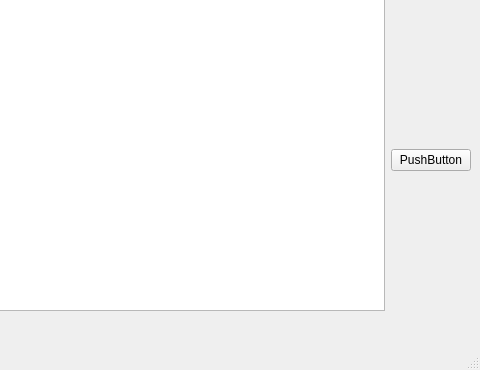
neutrons/PyVDrive, file ui/ui_GPPlot.ui: the form before one commit; both pictures show x 699 to 1179 and y 439 to 809 of the 1179 by 809 pixel window.
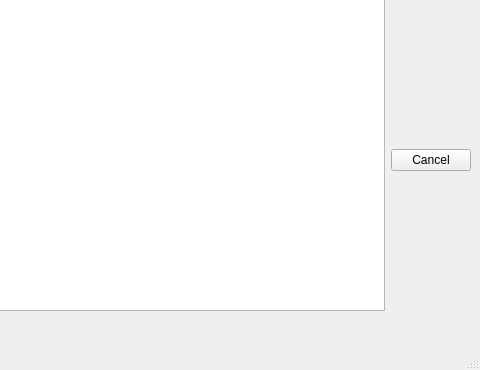
The form after the commit.

Commit message: Checkpointing progress on general-purposed plot.

Diff of the .ui file:
```diff
--- a/ui/ui_GPPlot.ui
+++ b/ui/ui_GPPlot.ui
@@ -41,7 +41,7 @@
       <item>
        <widget class="QPushButton" name="pushButton">
         <property name="text">
-         <string>PushButton</string>
+         <string>Cancel</string>
         </property>
        </widget>
       </item>
```
Left out of the diff: 2 changed lines with no effect on the pictures. The commit also changes 1 other file.
